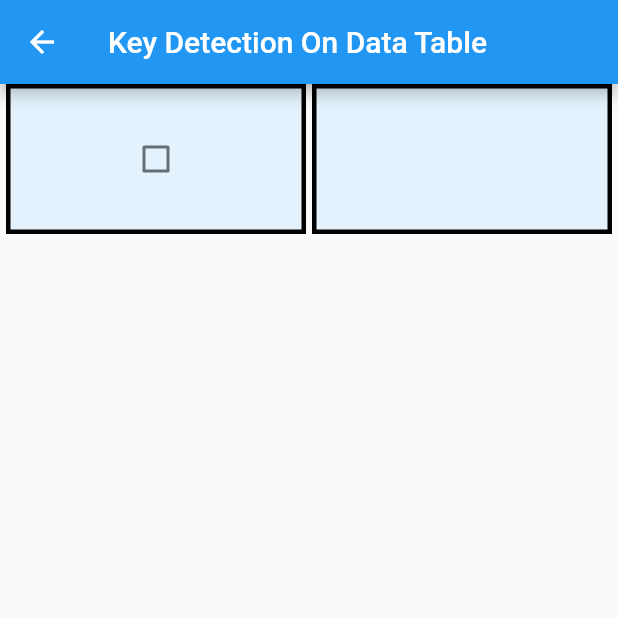
After one commit to yuto-yuto/flutter_samples, a Flutter app: the KeyDetectionOnTable screen opened directly, on a phone screen of 412 x 824 dp, the top half of it. The commit adds this screen. Run offline on Flutter 3.47's test engine with Material 2 defaults, Android fonts, the phone set to English and light mode, and no system bars; our stand-ins replace firebase_auth, firebase_core, fl_chart, flutter_riverpod, google_sign_in; missing offline and left inert: googleapis, grouped_expansion_tile; accounts and stored records are empty.

Commit message:
Add key detection

```diff
--- /dev/null
+++ b/lib/key_detection_on_table.dart
@@ -0,0 +1,76 @@
+import 'package:flutter/material.dart';
+
+class KeyDetectionOnTable extends StatefulWidget {
+  const KeyDetectionOnTable({Key? key}) : super(key: key);
+
+  @override
+  _KeyDetectionOnTableState createState() => _KeyDetectionOnTableState();
+}
+
+class _KeyDetectionOnTableState extends State<KeyDetectionOnTable> {
+  final focusNodeForCheckBox = FocusNode();
+  final controller = TextEditingController();
+  bool isChecked = false;
+  String text = "";
+
+  @override
+  Widget build(BuildContext context) {
+    return SafeArea(
+      child: Scaffold(
+        appBar: AppBar(
+          title: Text("Key Detection On Data Table"),
+        ),
+        body: Column(children: [
+          _generateListenerAndCheckBox(),
+        ]),
+      ),
+    );
+  }
+
+  Widget _generateListenerAndCheckBox() {
+    final checkBoxAndListener = _generateContainer(
+      child: KeyboardListener(
+        focusNode: focusNodeForCheckBox,
+        onKeyEvent: (event) {
+          // debugPrint(event.toString());
+          setState(() {
+            text = event.logicalKey.keyLabel;
+          });
+        },
+        child: Checkbox(
+          value: isChecked,
+          onChanged: (value) {
+            setState(() => isChecked = !focusNodeForCheckBox.hasFocus);
+            if (!focusNodeForCheckBox.hasFocus) {
+              focusNodeForCheckBox.requestFocus();
+            } else {
+              focusNodeForCheckBox.nextFocus();
+            }
+          },
+        ),
+      ),
+    );
+
+    return Row(
+      mainAxisAlignment: MainAxisAlignment.spaceEvenly,
+      children: [
+        checkBoxAndListener,
+        _generateContainer(
+          child: Text(text),
+        ),
+      ],
+    );
+  }
+
+  Widget _generateContainer({required Widget child}) {
+    return Container(
+      height: 100,
+      width: 200,
+      child: child,
+      decoration: BoxDecoration(
+        border: Border.all(color: Colors.black, width: 3),
+        color: Colors.blue.shade50,
+      ),
+    );
+  }
+}
--- a/lib/main.dart
+++ b/lib/main.dart
@@ -30,6 +30,7 @@ import 'package:flutter_samples/swipe_list_item.dart';
 import 'package:flutter_samples/tabbar.dart';
 import 'package:flutter_samples/table_column_resize.dart';
 import 'package:flutter_samples/time_of_day.dart';
+import 'package:flutter_samples/key_detection_on_table.dart';
 
 final navigatorKey = new GlobalKey<NavigatorState>();
 
@@ -106,6 +107,7 @@ class MyApp extends StatelessWidget {
         _createButton(TableColumnResize()),
         _createButton(SpecifyAreaOnSlider()),
         _createButton(GetWidgetInfo()),
+        _createButton(KeyDetectionOnTable()),
       ],
     );
 
```
